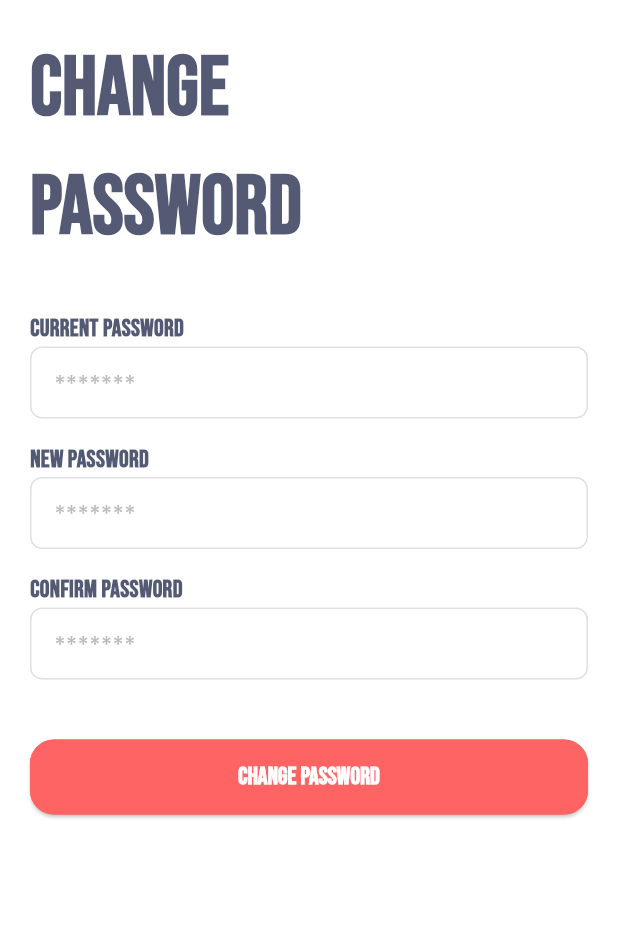
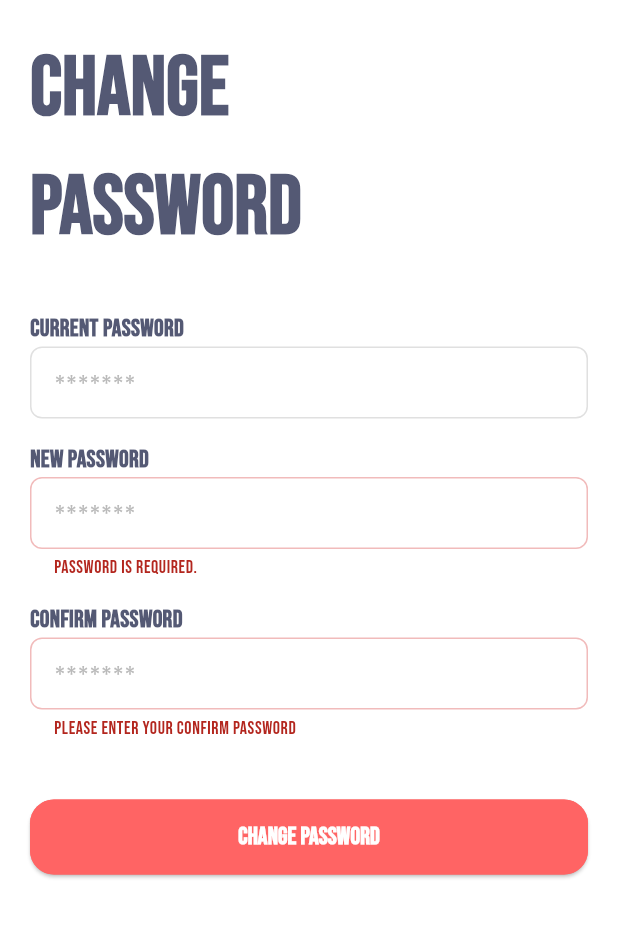
Before and after one commit to alphabetic100/quick_pas, a Flutter app: the ChangePasswordScreen screen opened by its route, after a tap on "CHANGE PASSWORD", on a phone screen of 412 x 824 dp, the part 75-1013 px from its top. Run offline on Flutter 3.47's test engine with Material 3 defaults, Android fonts, the light colour scheme and no system bars; our stand-ins replace flutter_riverpod, flutter_secure_storage, go_router, google_fonts, image_picker, local_auth and 2 more; accounts and stored records are empty.

Commit message:
change password functionality added

```diff
--- a/lib/src/app/features/profile/presentation/screen/change_password_screen.dart
+++ b/lib/src/app/features/profile/presentation/screen/change_password_screen.dart
@@ -1,18 +1,26 @@
 import 'package:flutter/material.dart';
+import 'package:flutter_riverpod/flutter_riverpod.dart';
 import 'package:quick_pass/src/app/core/common/screens/common_bg_screen.dart';
 import 'package:quick_pass/src/app/core/common/widgets/custom_button.dart';
 import 'package:quick_pass/src/app/core/common/widgets/custom_text.dart';
 import 'package:quick_pass/src/app/core/common/widgets/custom_text_form_field.dart';
 import 'package:quick_pass/src/app/core/constants/assets/font_family.dart';
 import 'package:quick_pass/src/app/core/utils/colors/app_colors.dart';
+import 'package:quick_pass/src/app/core/utils/validators/text_field_validator.dart';
+import 'package:quick_pass/src/app/features/profile/controller/change_pass_controller.dart';
 
-class ChangePasswordScreen extends StatelessWidget {
-  const ChangePasswordScreen({super.key});
+class ChangePasswordScreen extends ConsumerWidget {
+  ChangePasswordScreen({super.key});
   static const String routeName = "/profile/change-master-pass";
+  final GlobalKey<FormState> _formState = GlobalKey();
+
   @override
-  Widget build(BuildContext context) {
+  Widget build(BuildContext context, WidgetRef ref) {
+    final controllers = ref.watch(changePassController);
     return CommonBgScreen(
       child: SingleChildScrollView(
+        child: Form(
+          key: _formState,
           child: Column(
             crossAxisAlignment: CrossAxisAlignment.start,
             children: [
@@ -29,7 +37,7 @@ class ChangePasswordScreen extends StatelessWidget {
                 color: AppColors.secondaryColor,
               ),
               CustomTextFormField(
-              controller: TextEditingController(),
+                controller: controllers.currentPassword,
                 hintText: "*******",
               ),
               SizedBox(height: 16),
@@ -39,8 +47,9 @@ class ChangePasswordScreen extends StatelessWidget {
                 color: AppColors.secondaryColor,
               ),
               CustomTextFormField(
-              controller: TextEditingController(),
+                controller: controllers.newPassword,
                 hintText: "*******",
+                validator: TextFieldValidator.validatePassword,
               ),
               SizedBox(height: 16),
               CustomText(
@@ -49,12 +58,30 @@ class ChangePasswordScreen extends StatelessWidget {
                 color: AppColors.secondaryColor,
               ),
               CustomTextFormField(
-              controller: TextEditingController(),
+                controller: controllers.confirmPassword,
                 hintText: "*******",
+                validator: (value) {
+                  if (value == null || value.isEmpty) {
+                    return "Please enter your confirm password";
+                  } else if (!controllers.validateConfirmPassword()) {
+                    return "Confirm password didn't match";
+                  }
+                  return null;
+                },
               ),
               SizedBox(height: 40),
-            CustomButton(onTap: () {}, title: "CHANGE PASSWORD"),
+              CustomButton(
+                onTap: () {
+                  if (_formState.currentState!.validate()) {
+                    ref
+                        .read(changePassController)
+                        .changePassword(context: context);
+                  }
+                },
+                title: "CHANGE PASSWORD",
+              ),
             ],
+          ),
         ),
       ),
     );
--- a/lib/src/app/features/profile/presentation/screen/update_profile_screen.dart
+++ b/lib/src/app/features/profile/presentation/screen/update_profile_screen.dart
@@ -45,6 +45,7 @@ class UpdateProfileScreen extends ConsumerWidget {
                   text: "edit profile",
                   fontFamily: FontFamily.bebasNeue,
                   fontSize: 55,
+                  color: AppColors.secondaryColor,
                 ),
                 SizedBox(
                   width: double.maxFinite,
```
Also changed, not shown: lib/src/app/features/profile/controller/change_pass_controller.dart (added, +89 -0 lines). Lines whose indentation alone changed are shown as unchanged.
